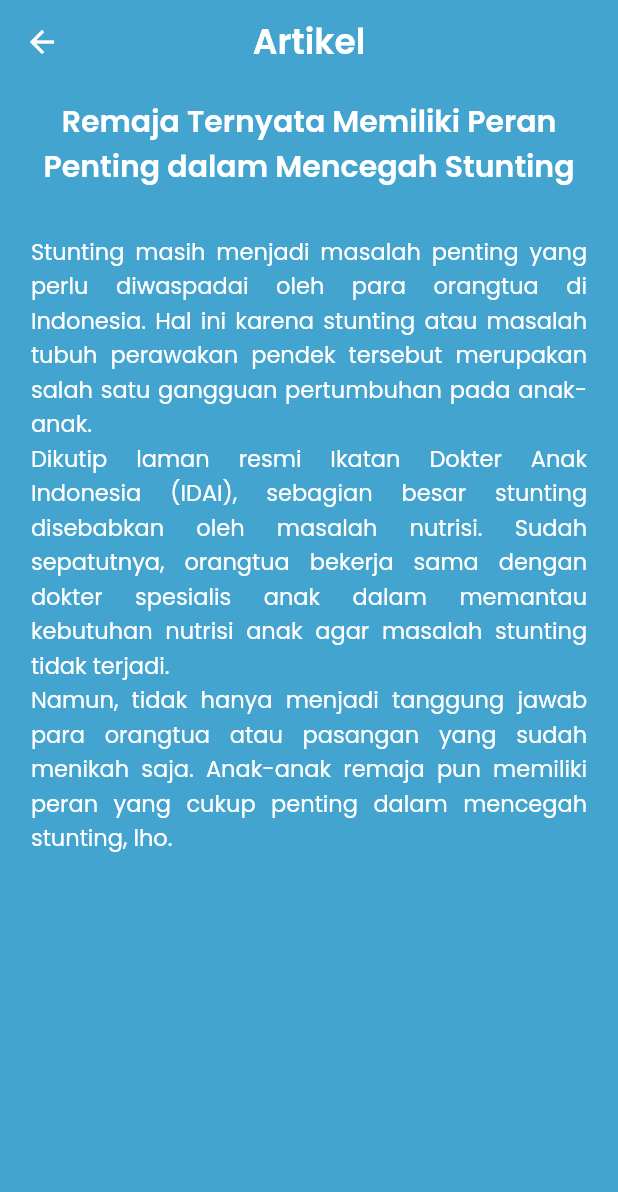
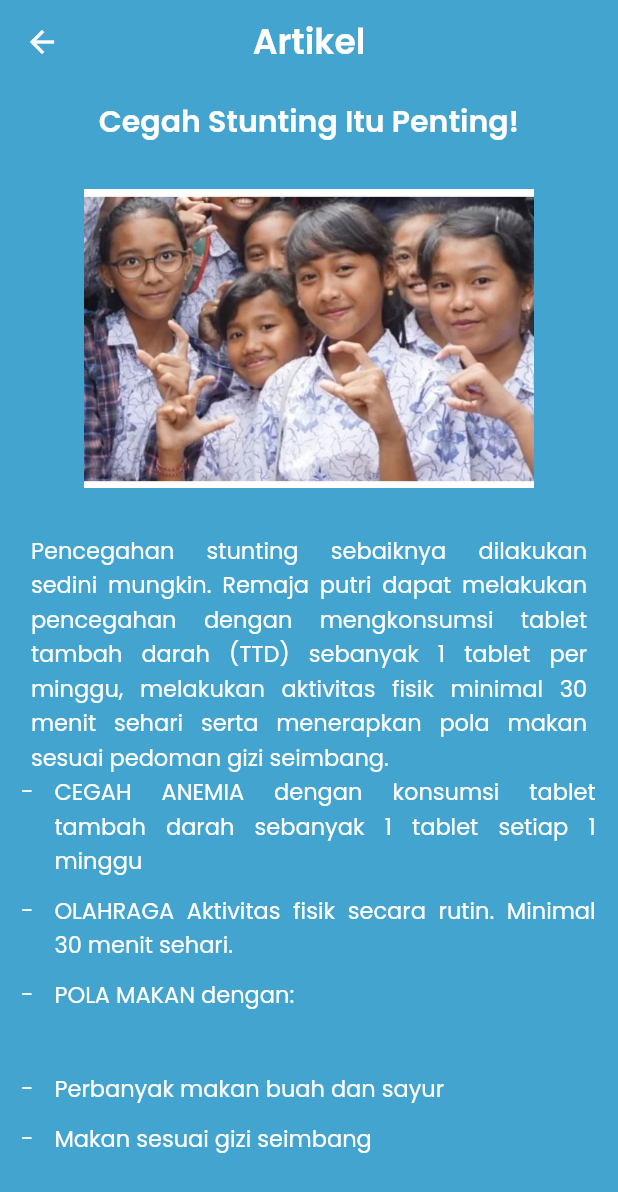
Before and after one commit to rajuwahyudii/Si-Penting-flutter, a Flutter app: the screen it shows after launch, on a phone screen of 412 x 824 dp. Shown: the top 1192 px of the screen. Run offline on Flutter 3.47's test engine with Material 2 defaults, Android fonts, the light colour scheme and no system bars; our stand-ins replace google_fonts.

Commit message:
article done

```diff
--- a/lib/pages/menu-and-articles/articles/article1.dart
+++ b/lib/pages/menu-and-articles/articles/article1.dart
@@ -11,7 +11,6 @@ class Article1 extends StatelessWidget {
 
   @override
   Widget build(BuildContext context) {
-    final PageController controller = PageController();
     Size size = MediaQuery.of(context).size;
     return Scaffold(
       backgroundColor: backgroundColor,
@@ -37,35 +36,29 @@ class Article1 extends StatelessWidget {
         width: size.width,
         height: size.height,
         padding: const EdgeInsets.all(10),
-        child: PageView(
+        child: SingleChildScrollView(
           scrollDirection: Axis.vertical,
-          controller: controller,
+          child: Column(
             children: [
-            Column(
-              children: const [
-                TitleArticelWidget(
+              const TitleArticelWidget(
                 title:
                     'Remaja Ternyata Memiliki Peran Penting dalam Mencegah Stunting',
               ),
-                SizedBox(
+              const SizedBox(
                 height: 30,
               ),
-                TextArticleWidget(
+              const TextArticleWidget(
                 text:
                     'Stunting masih menjadi masalah penting yang perlu diwaspadai oleh para orangtua di Indonesia. Hal ini karena stunting atau masalah tubuh perawakan pendek tersebut merupakan salah satu gangguan pertumbuhan pada anak-anak. ',
               ),
-                TextArticleWidget(
+              const TextArticleWidget(
                 text:
                     'Dikutip laman resmi Ikatan Dokter Anak Indonesia (IDAI), sebagian besar stunting disebabkan oleh masalah nutrisi. Sudah sepatutnya, orangtua bekerja sama dengan dokter spesialis anak dalam memantau kebutuhan nutrisi anak agar masalah stunting tidak terjadi. ',
               ),
-                TextArticleWidget(
+              const TextArticleWidget(
                 text:
                     'Namun, tidak hanya menjadi tanggung jawab para orangtua atau pasangan yang sudah menikah saja. Anak-anak remaja pun memiliki peran yang cukup penting dalam mencegah stunting, lho.',
               ),
-              ],
-            ),
-            Column(
-              children: [
               const TitleArticelWidget(
                 title: '1. Remaja berperan dalam cegah stunting',
               ),
@@ -87,10 +80,6 @@ class Article1 extends StatelessWidget {
                 text:
                     'Dengan adanya edukasi mengenai konsep berkeluarga serta anak-anak, remaja diharapkan dapat menjadi orangtua yang memiliki keturunan sehat dan anti stunting. Jadi, keterlibatan remaja dalam pencegahan stunting ini sangat penting untuk diperhatikan. ',
               ),
-              ],
-            ),
-            Column(
-              children: [
               const TitleArticelWidget(
                 title: '2. Perlunya edukasi tentang keluarga pada remaja',
               ),
@@ -108,50 +97,38 @@ class Article1 extends StatelessWidget {
                 text:
                     'Meski memiliki peran yang penting dalam pencegahan stunting, tetapi edukasi mengenai stunting pada remaja ini masih belum dilaksanakan dengan maksimal. Di tempat belajar, seperti sekolah, tidak ada pelajaran khusus mengenai parenting terutama stunting sehingga para remaja cenderung tidak tahu. ',
               ),
-              ],
-            ),
-            Column(
-              children: const [
-                TextArticleWidget(
+              const TextArticleWidget(
                 text:
                     'Untuk itu, apabila Mama dan Papa memiliki remaja di rumah, sudah sebaiknya memberikan edukasi terkait konsep keluarga, cara pengasuhan, serta pendidikan anak. Dengan begitu, para remaja bisa lebih tahu, lebih siap, dan lebih mampu dalam bertanggungjawab pada rumah tangganya kelak. ',
               ),
-                TextArticleWidget(
+              const TextArticleWidget(
                 text:
                     'Menurut Dr. Reisa Broto Asmoro, edukasi yang mendalam tentang keluarga pada remaja sangat perlu dilakukan. Mengingat angka pernikahan remaja di Indonesia masih cukup tinggi. ',
               ),
-                TextArticleWidget(
+              const TextArticleWidget(
                 text:
                     'Berdasarkan data Riskesdas pada tahun 2018, jumlah remaja yang menikah di bawah usia 16 tahun mencapai angka 15,66% dan angka ini justru meningkat dibandingkan data sebesar 14,18% di tahun 2017. Padahal, pernikahan usia remaja cukup berisiko karena bisa saja menimbulkan beberapa dampak berikut:',
               ),
-              ],
-            ),
-            Column(
-              children: const [
-                ListArticleWidget(
+              const ListArticleWidget(
                   text: 'meningkatkan risiko kematian ibu dan bayi,'),
-                ListArticleWidget(
+              const ListArticleWidget(
                 text:
                     'kehamilan di bawah usia 20 tahun dapat menimbulkan risiko pendarahan, anemia, preeklampsia dan eklampsia, infeksi saat hamil, dan keguguran,',
               ),
-                ListArticleWidget(
+              const ListArticleWidget(
                 text:
                     "hamil pada usia 10–14 tahun memiliki risiko 5x lebih besar,",
               ),
-                ListArticleWidget(
+              const ListArticleWidget(
                 text: 'berisiko melahirkan prematur,',
               ),
-                ListArticleWidget(
+              const ListArticleWidget(
                 text: 'berisiko mengalami stunting, dan',
               ),
-                ListArticleWidget(
+              const ListArticleWidget(
                 text:
                     'ketidakstabilan emosi pada remaja dapat menimbulka Kekerasan Dalam Rumah Tangga (KDRT).',
               ),
-              ],
-            ),
-            Column(
-              children: [
               const TitleArticelWidget(
                 title: '3. Kebiasaan sehat yang perlu diterapkan remaja',
               ),
@@ -173,9 +150,50 @@ class Article1 extends StatelessWidget {
                 text:
                     'Aktivitas fisik merupakan salah satu kebiasaan sehat yang perlu diajarkan pada remaja. Mama atau Papa mungkin dapat memulainya dengan mengajak remaja berolahraga bersama. Setidaknya, selama 30 menit setiap hari. ',
               ),
+              const SubtitleArtikelWidget(
+                title: 'makan buah dan sayur',
+              ),
+              const TextArticleWidget(
+                text:
+                    'Remaja masih termasuk dalam masa pertumbuhan sehingga dibutuhkan makanan yang bergizi seimbang agar mereka tumbuh dengan optimal. Untuk itu, sebisa mungkin rutin mengonsumsi buah dan sayur, serta dilengkapi dengan asupan nutrisi lainnya. ',
+              ),
+              const SubtitleArtikelWidget(
+                title: 'tidak merokok',
+              ),
+              const TextArticleWidget(
+                text:
+                    'Beri pemahaman pada remaja mengenai bahaya rokok agar mereka tidak melakukannya, Ma. Dikutip dari laman resmi Kemenkes RI, merokok dapat berbahaya bagi kesehatan remaja. Mulai dari menyebabkan gangguan terkait pendidikan di sekolah, insomnia, plak pada gigi, masalah pernafasan, hingga bisa menimbulkan kecanduan. ',
+              ),
+              const SubtitleArtikelWidget(
+                title: 'tidak minum alkohol',
+              ),
+              const TextArticleWidget(
+                text:
+                    'Edukasi juga remaja untuk tidak mengonsumsi minuman beralkohol. Hal ini karena alkohol dapat memengaruhi perkembangan otak. Biasanya, seseorang yang minum alkohol akan mengalami perubahan perilaku, seperti halusinasi, kehilangan keseimbangan, dan berpikir lebih lambat sehingga dapat membahayakan dirinya. ',
+              ),
+              const SubtitleArtikelWidget(
+                title: 'menjaga kebersihan lingkungan',
+              ),
+              const TextArticleWidget(
+                text:
+                    'Dengan membiasakan remaja untuk menjaga kebersihan lingkungan, risiko infeksi atau penyakit pun dapat dihindari. ',
+              ),
+              const SubtitleArtikelWidget(
+                title: 'menggunakan jamban bersih',
+              ),
+              const TextArticleWidget(
+                text:
+                    'Ketersediaan air bersih serta sanitasi yang baik, seperti menggunakan jamban bersih merupakan salah satu upaya dalam menjaga kesehatan. Khususnya, kesehatan diri sendiri secara keseluruhan. ',
+              ),
+              const SubtitleArtikelWidget(
+                title: 'rutin cek kesehatan',
+              ),
+              const TextArticleWidget(
+                text:
+                    'Jangan lupa juga mengajarkan remaja untuk rutin melakukan cek kesehatan sehingga tubuh dapat senantiasa dalam keadaan yang baik, Ma. ',
+              ),
             ],
           ),
-          ],
         ),
       ),
     );
--- /dev/null
+++ b/lib/pages/menu-and-articles/articles/article5.dart
@@ -0,0 +1,86 @@
+import 'package:flutter/material.dart';
+import 'package:google_fonts/google_fonts.dart';
+import 'package:stunting/theme/color.dart';
+import 'package:stunting/widgets/list_article_widget.dart';
+import 'package:stunting/widgets/sub_judul_artikel_widget.dart';
+import 'package:stunting/widgets/text_article_widget.dart';
+import 'package:stunting/widgets/tittle_article_widget.dart';
+
+class Article5 extends StatelessWidget {
+  const Article5({Key? key}) : super(key: key);
+
+  @override
+  Widget build(BuildContext context) {
+    Size size = MediaQuery.of(context).size;
+    return Scaffold(
+      backgroundColor: backgroundColor,
+      appBar: AppBar(
+        leading: IconButton(
+          icon: const Icon(
+            Icons.arrow_back,
+          ),
+          onPressed: () {},
+        ),
+        backgroundColor: backgroundColor,
+        title: Text(
+          'Artikel',
+          style: GoogleFonts.poppins(
+            fontSize: 23,
+            fontWeight: FontWeight.w600,
+            color: Colors.white,
+          ),
+        ),
+        centerTitle: true,
+      ),
+      body: Container(
+        width: size.width,
+        height: size.height,
+        padding: const EdgeInsets.all(10),
+        child: SingleChildScrollView(
+          scrollDirection: Axis.vertical,
+          child: Column(
+            children: [
+              const TitleArticelWidget(
+                title: 'Cegah Stunting Itu Penting!',
+              ),
+              const SizedBox(
+                height: 30,
+              ),
+              Image.asset(
+                'assets/images/artikel5-1.jpg',
+                width: 300,
+              ),
+              const SizedBox(
+                height: 30,
+              ),
+              const TextArticleWidget(
+                text:
+                    'Pencegahan stunting sebaiknya dilakukan sedini mungkin. Remaja putri dapat melakukan pencegahan dengan mengkonsumsi tablet tambah darah (TTD) sebanyak 1 tablet per minggu, melakukan aktivitas fisik minimal 30 menit sehari serta menerapkan pola makan sesuai pedoman gizi seimbang.',
+              ),
+              const ListArticleWidget(
+                text:
+                    'CEGAH ANEMIA dengan konsumsi tablet tambah darah sebanyak 1 tablet setiap 1 minggu',
+              ),
+              const ListArticleWidget(
+                text:
+                    'OLAHRAGA Aktivitas fisik secara rutin. Minimal 30 menit sehari.',
+              ),
+              const ListArticleWidget(
+                text: 'POLA MAKAN dengan:',
+              ),
+              const SizedBox(
+                height: 30,
+              ),
+              const ListArticleWidget(
+                text: 'Perbanyak makan buah dan sayur',
+              ),
+              const ListArticleWidget(
+                text: 'Makan sesuai gizi seimbang',
+              ),
+            ],
+          ),
+        ),
+      ),
+    );
+  }
+}
--- a/lib/pages/splash.dart
+++ b/lib/pages/splash.dart
@@ -2,6 +2,10 @@ import 'dart:async';
 
 import 'package:flutter/material.dart';
 import 'package:stunting/pages/menu-and-articles/articles/article1.dart';
+import 'package:stunting/pages/menu-and-articles/articles/article2.dart';
+import 'package:stunting/pages/menu-and-articles/articles/article3.dart';
+import 'package:stunting/pages/menu-and-articles/articles/article4.dart';
+import 'package:stunting/pages/menu-and-articles/articles/article5.dart';
 import 'package:stunting/theme/color.dart';
 import 'package:stunting/theme/font.dart';
 
@@ -26,7 +30,7 @@ class _SplashScreenState extends State<SplashScreen> {
   void onDone() {
     Navigator.of(context).pushReplacement(
       MaterialPageRoute(
-        builder: (context) => const Article1(),
+        builder: (context) => const Article5(),
       ),
     );
   }
--- a/lib/widgets/list_article_widget.dart
+++ b/lib/widgets/list_article_widget.dart
@@ -12,6 +12,7 @@ class ListArticleWidget extends StatelessWidget {
   Widget build(BuildContext context) {
     Size size = MediaQuery.of(context).size;
     return Row(
+      crossAxisAlignment: CrossAxisAlignment.start,
       children: [
         Text(
           ' - ',
```
Also changed, not shown: lib/pages/menu-and-articles/articles/article2.dart (added, +92 -0 lines), lib/pages/menu-and-articles/articles/article3.dart (added, +71 -0 lines), lib/pages/menu-and-articles/articles/article4.dart (added, +81 -0 lines), assets/images/artikel4-1.jpg (added), assets/images/artikel5-1.jpg (added). Lines whose indentation alone changed are shown as unchanged.
